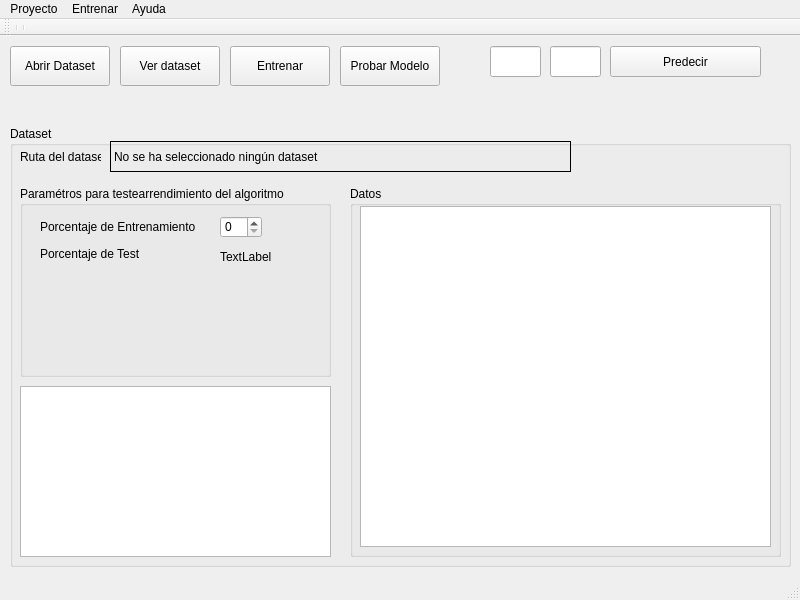
hectornauta/kavecinos, file src/UI/QT_Main.ui: the form before one commit.
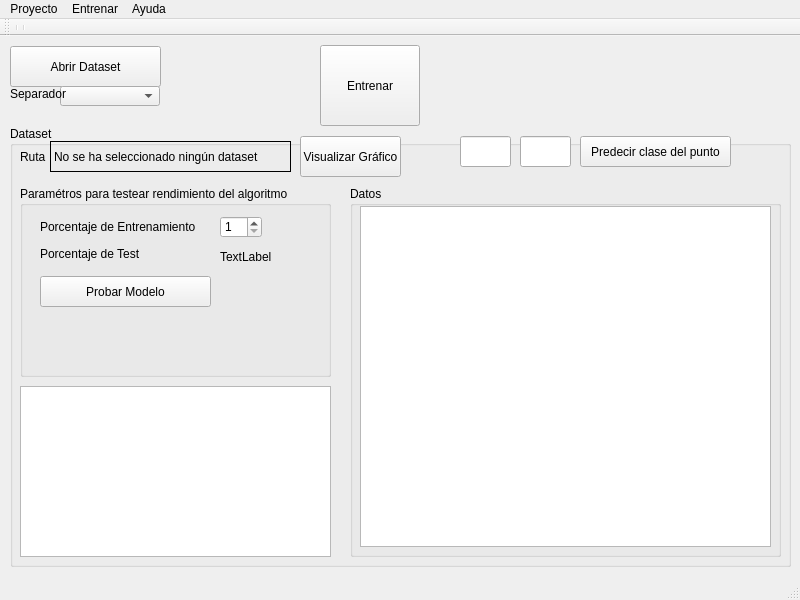
The form after the commit.

Commit message:
Datasets y QOL
* Soporta cualquier separador
* Soporta cientos de clases y colores
* Interfaz pseudo organizada

```diff
--- a/src/UI/QT_Main.ui
+++ b/src/UI/QT_Main.ui
@@ -36,15 +36,15 @@
       </rect>
      </property>
      <property name="text">
-      <string>Ruta del dataset</string>
+      <string>Ruta</string>
      </property>
     </widget>
     <widget class="QLabel" name="label_2">
      <property name="geometry">
       <rect>
-       <x>100</x>
+       <x>40</x>
        <y>15</y>
-       <width>461</width>
+       <width>241</width>
        <height>31</height>
       </rect>
      </property>
@@ -68,7 +68,7 @@
       </rect>
      </property>
      <property name="title">
-      <string>Paramétros para testearrendimiento del algoritmo</string>
+      <string>Paramétros para testear rendimiento del algoritmo</string>
      </property>
      <widget class="QLabel" name="labelEntrenamiento">
       <property name="geometry">
@@ -105,8 +105,11 @@
         <height>22</height>
        </rect>
       </property>
+      <property name="minimum">
+       <number>1</number>
+      </property>
       <property name="maximum">
-       <number>100</number>
+       <number>99</number>
       </property>
      </widget>
      <widget class="QLabel" name="labelTest_2">
@@ -122,6 +125,19 @@
        <string>TextLabel</string>
       </property>
      </widget>
+     <widget class="QPushButton" name="btnTest">
+      <property name="geometry">
+       <rect>
+        <x>20</x>
+        <y>90</y>
+        <width>171</width>
+        <height>31</height>
+       </rect>
+      </property>
+      <property name="text">
+       <string>Probar Modelo</string>
+      </property>
+     </widget>
     </widget>
     <widget class="QGroupBox" name="groupBox_3">
      <property name="geometry">
@@ -156,14 +172,60 @@
       </rect>
      </property>
     </widget>
+    <widget class="QPushButton" name="btnVerDataset">
+     <property name="geometry">
+      <rect>
+       <x>290</x>
+       <y>10</y>
+       <width>101</width>
+       <height>41</height>
+      </rect>
+     </property>
+     <property name="text">
+      <string>Visualizar Gráfico</string>
+     </property>
+    </widget>
+    <widget class="QLineEdit" name="linePuntoX">
+     <property name="geometry">
+      <rect>
+       <x>450</x>
+       <y>10</y>
+       <width>51</width>
+       <height>31</height>
+      </rect>
+     </property>
+    </widget>
+    <widget class="QLineEdit" name="linePuntoY">
+     <property name="geometry">
+      <rect>
+       <x>510</x>
+       <y>10</y>
+       <width>51</width>
+       <height>31</height>
+      </rect>
+     </property>
+    </widget>
+    <widget class="QPushButton" name="btnPredecirPunto">
+     <property name="geometry">
+      <rect>
+       <x>570</x>
+       <y>10</y>
+       <width>151</width>
+       <height>31</height>
+      </rect>
+     </property>
+     <property name="text">
+      <string>Predecir clase del punto</string>
+     </property>
+    </widget>
    </widget>
    <widget class="QPushButton" name="abrirDataset">
     <property name="geometry">
      <rect>
       <x>10</x>
       <y>10</y>
-      <width>100</width>
-      <height>40</height>
+      <width>151</width>
+      <height>41</height>
      </rect>
     </property>
     <property name="text">
@@ -173,73 +235,37 @@
    <widget class="QPushButton" name="btnEntrenar">
     <property name="geometry">
      <rect>
-      <x>230</x>
-      <y>10</y>
+      <x>320</x>
+      <y>9</y>
       <width>100</width>
-      <height>40</height>
+      <height>81</height>
      </rect>
     </property>
     <property name="text">
      <string>Entrenar</string>
     </property>
    </widget>
-   <widget class="QPushButton" name="btnTest">
+   <widget class="QComboBox" name="comboSeparador">
     <property name="geometry">
      <rect>
-      <x>340</x>
-      <y>10</y>
+      <x>60</x>
+      <y>50</y>
       <width>100</width>
-      <height>40</height>
+      <height>20</height>
      </rect>
     </property>
-    <property name="text">
-     <string>Probar Modelo</string>
-    </property>
    </widget>
-   <widget class="QPushButton" name="btnVerDataset">
+   <widget class="QLabel" name="labelSeparador">
     <property name="geometry">
      <rect>
-      <x>120</x>
-      <y>10</y>
-      <width>100</width>
-      <height>40</height>
+      <x>10</x>
+      <y>50</y>
+      <width>61</width>
+      <height>16</height>
      </rect>
     </property>
     <property name="text">
-     <string>Ver dataset</string>
-    </property>
-   </widget>
-   <widget class="QPushButton" name="btnPredecirPunto">
-    <property name="geometry">
-     <rect>
-      <x>610</x>
-      <y>10</y>
-      <width>151</width>
-      <height>31</height>
-     </rect>
-    </property>
-    <property name="text">
-     <string>Predecir</string>
-    </property>
-   </widget>
-   <widget class="QLineEdit" name="linePuntoX">
-    <property name="geometry">
-     <rect>
-      <x>490</x>
-      <y>10</y>
-      <width>51</width>
-      <height>31</height>
-     </rect>
-    </property>
-   </widget>
-   <widget class="QLineEdit" name="linePuntoY">
-    <property name="geometry">
-     <rect>
-      <x>550</x>
-      <y>10</y>
-      <width>51</width>
-      <height>31</height>
-     </rect>
+     <string>Separador</string>
     </property>
    </widget>
   </widget>
```
The commit also changes 17 other files.
